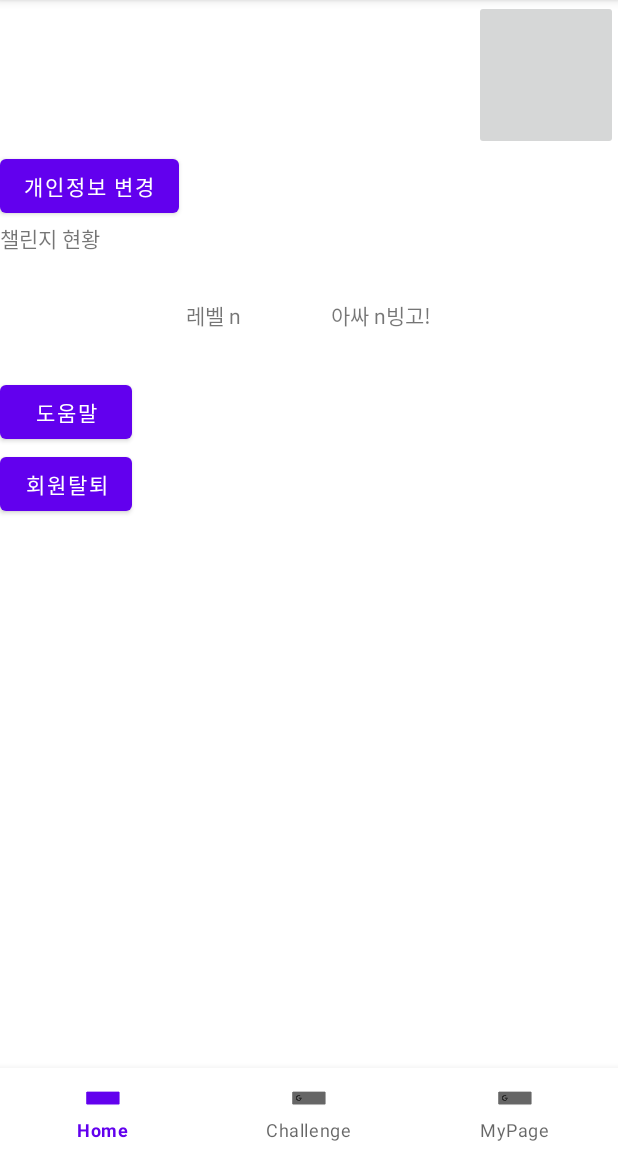
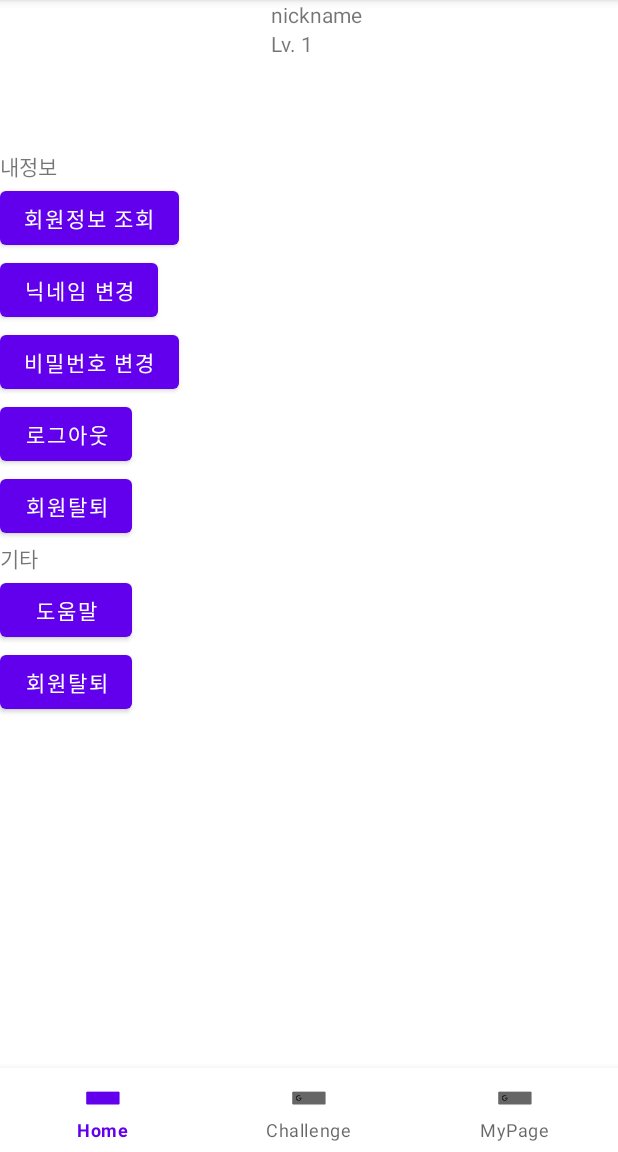
Before and after one commit to cAhyoung/shipda_bingo, an Android app: the fragment MyPageFragment placed in its activity, on a phone screen of 412 x 824 dp, the part 84-1236 px from its top. Run offline under Robolectric (Android 15) with nearby library versions, the phone set to English and light mode, and no system bars; 3 statements that could not run were skipped.

Commit message:
add some text to strings file organize some fragment files

```diff
--- a/app/src/main/java/com/example/happypig/mypage/MyPageFragment.kt
+++ b/app/src/main/java/com/example/happypig/mypage/MyPageFragment.kt
@@ -7,54 +7,20 @@ import android.view.View
 import android.view.ViewGroup
 import com.example.happypig.R
 
-// TODO: Rename parameter arguments, choose names that match
-// the fragment initialization parameters, e.g. ARG_ITEM_NUMBER
-private const val ARG_PARAM1 = "param1"
-private const val ARG_PARAM2 = "param2"
 
-/**
- * A simple [Fragment] subclass.
- * Use the [MyPageFragment.newInstance] factory method to
- * create an instance of this fragment.
- */
 class MyPageFragment : Fragment() {
-    // TODO: Rename and change types of parameters
-    private var param1: String? = null
-    private var param2: String? = null
 
     override fun onCreate(savedInstanceState: Bundle?) {
         super.onCreate(savedInstanceState)
-        arguments?.let {
-            param1 = it.getString(ARG_PARAM1)
-            param2 = it.getString(ARG_PARAM2)
-        }
+
     }
 
     override fun onCreateView(
         inflater: LayoutInflater, container: ViewGroup?,
         savedInstanceState: Bundle?
     ): View? {
-        // Inflate the layout for this fragment
+
         return inflater.inflate(R.layout.fragment_my_page, container, false)
     }
 
-    companion object {
-        /**
-         * Use this factory method to create a new instance of
-         * this fragment using the provided parameters.
-         *
-         * @param param1 Parameter 1.
-         * @param param2 Parameter 2.
-         * @return A new instance of fragment MyPageFragment.
-         */
-        // TODO: Rename and change types and number of parameters
-        @JvmStatic
-        fun newInstance(param1: String, param2: String) =
-            MyPageFragment().apply {
-                arguments = Bundle().apply {
-                    putString(ARG_PARAM1, param1)
-                    putString(ARG_PARAM2, param2)
-                }
-            }
-    }
 }
--- a/app/src/main/res/layout/fragment_my_page.xml
+++ b/app/src/main/res/layout/fragment_my_page.xml
@@ -18,21 +18,32 @@
 
 
             <ImageView
-                android:id="@+id/imageView"
-                android:layout_width="30dp"
+                android:id="@+id/imgViewProfile"
+                android:layout_width="10dp"
                 android:layout_height="100dp"
                 android:layout_weight="1"
                 tools:src="@tools:sample/avatars" />
 
-            <TextView
+            <LinearLayout
                 android:layout_width="wrap_content"
-                android:layout_height="match_parent"
-                android:layout_weight="1" />
+                android:layout_height="wrap_content"
+                android:orientation="vertical"
+                android:layout_weight="1">
 
-            <ImageButton
-                android:layout_width="wrap_content"
-                android:layout_height="match_parent"
-                android:layout_weight="0.5" />
+                <TextView
+                    android:id="@+id/txtViewNick"
+                    android:layout_width="match_parent"
+                    android:layout_height="match_parent"
+                    android:text="nickname" />
+
+                <TextView
+                    android:id="@+id/txtViewLevel"
+                    android:layout_width="match_parent"
+                    android:layout_height="match_parent"
+                    android:text="Lv. 1" />
+
+            </LinearLayout>
+
 
         </LinearLayout>
 
@@ -41,42 +52,57 @@
             android:layout_height="wrap_content"
             android:orientation="vertical">
 
+            <TextView
+                android:layout_width="match_parent"
+                android:layout_height="wrap_content"
+                android:text="내정보"/>
+
             <Button
+                android:id="@+id/btnMemberInfo"
                 android:layout_width="wrap_content"
                 android:layout_height="wrap_content"
-                android:text="개인정보 변경"/>
+                android:text="회원정보 조회"/>
+
+            <Button
+                android:id="@+id/btnChangeNick"
+                android:layout_width="wrap_content"
+                android:layout_height="wrap_content"
+                android:text="닉네임 변경"/>
+
+
+            <Button
+                android:id="@+id/btnChangePw"
+                android:layout_width="wrap_content"
+                android:layout_height="wrap_content"
+                android:text="비밀번호 변경"/>
+
+
+            <Button
+                android:id="@+id/btnLogOut"
+                android:layout_width="wrap_content"
+                android:layout_height="wrap_content"
+                android:text="로그아웃"/>
+
+
+            <Button
+                android:id="@+id/btnDeleteInfo"
+                android:layout_width="wrap_content"
+                android:layout_height="wrap_content"
+                android:text="회원탈퇴"/>
 
             <TextView
                 android:layout_width="match_parent"
                 android:layout_height="wrap_content"
-                android:text="챌린지 현황"/>
-
-            <LinearLayout
-                android:layout_width="match_parent"
-                android:layout_height="wrap_content"
-                android:orientation="horizontal"
-                android:gravity="center">
-
-                <TextView
-                    android:layout_width="wrap_content"
-                    android:layout_height="wrap_content"
-                    android:text="레벨 n"
-                    android:padding="30dp"/>
-
-                <TextView
-                    android:layout_width="wrap_content"
-                    android:layout_height="wrap_content"
-                    android:text="아싸 n빙고!"
-                    android:padding="30dp"/>
-
-            </LinearLayout>
+                android:text="기타"/>
 
             <Button
+                android:id="@+id/btnHelp"
                 android:layout_width="wrap_content"
                 android:layout_height="wrap_content"
                 android:text="도움말"/>
 
             <Button
+                android:id="@+id/btnAnnounce"
                 android:layout_width="wrap_content"
                 android:layout_height="wrap_content"
                 android:text="회원탈퇴"/>
```
